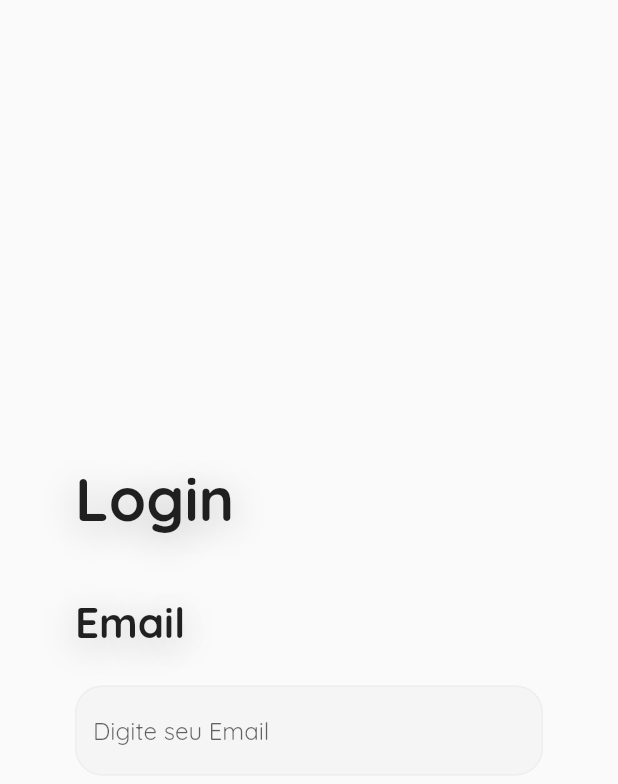
After one commit to ViniciusBatista32/nous, a Flutter app: the screen it shows after launch, swiped to page 4, on a phone screen of 412 x 824 dp. The commit adds this screen. Shown: the top 784 px of the screen. Run offline on Flutter 3.47's test engine with Material 2 defaults, Android fonts, the phone set to English and light mode, and no system bars; our stand-ins replace get.

Commit message:
- Criação da widget de loading - Criação do arquivo da pagina de reset password - Manutenção na trativa de dados

```diff
--- a/lib/config.dart
+++ b/lib/config.dart
@@ -3,5 +3,5 @@ class Config {
   final String apiKey = "ZDMyMTliMDA1NTk3Mjg4Njk3YTE4NzkyMzQ2ZWU4OWQ=";
 
   // URL base for database request
-  final String baseUrl = "http://192.168.50.16/nous_api/";
+  final String baseUrl = "http://10.0.0.194/nous_api/";
 }
--- a/lib/ui/home_page.dart
+++ b/lib/ui/home_page.dart
@@ -1,7 +1,8 @@
 import 'package:flutter/material.dart';
+import 'package:nous/ui/signup_page.dart';
+import 'package:nous/ui/welcome_page.dart';
 import 'package:nous/ui/login_page.dart';
-import 'package:nous/ui/welcome_page.dart';
-import 'package:nous/ui/signup_page.dart';
+import 'package:nous/ui/reset_password_page.dart';
 
 class HomePage extends StatelessWidget
 {
@@ -19,6 +20,7 @@ class HomePage extends StatelessWidget
         SignUpPage(_pageController),
         WelcomePage(_pageController),
         LoginPage(_pageController),
+        ResetPasswordPage(_pageController)
       ],
     );
   }
--- a/lib/ui/login_page.dart
+++ b/lib/ui/login_page.dart
@@ -1,7 +1,4 @@
-import 'dart:convert';
 import 'package:flutter/material.dart';
-import 'package:crypto/crypto.dart';
-
 import 'package:nous/components/widgets.dart';
 import 'package:nous/functions/users_functions.dart';
 
@@ -204,6 +201,7 @@ class _LoginPageState extends State<LoginPage> {
 
   void login() async
   {
-    UsersFunctions().loginFunction(loginFormKey, emailController.text, passwordController.text);
+    if(loginFormKey.currentState!.validate())
+      UsersFunctions().loginFunction(loginFormKey, emailController.text, passwordController.text);
   }
 }
--- /dev/null
+++ b/lib/ui/reset_password_page.dart
@@ -0,0 +1,100 @@
+import 'package:flutter/material.dart';
+import 'package:nous/components/widgets.dart';
+import 'package:nous/functions/users_functions.dart';
+
+class ResetPasswordPage extends StatefulWidget {
+  PageController _pageController = PageController();
+
+  ResetPasswordPage(this._pageController);
+
+  @override
+  _ResetPasswordPage createState() => _ResetPasswordPage();
+}
+
+class _ResetPasswordPage extends State<ResetPasswordPage> {
+  GlobalKey<FormState> loginFormKey = GlobalKey<FormState>();
+
+  TextEditingController emailController = TextEditingController();
+
+  @override
+  Widget build(BuildContext context) {
+    return Scaffold(
+      body: Container(
+        padding: const EdgeInsets.only(left: 50, right: 50),
+        decoration: const BoxDecoration(
+          color: Colors.transparent
+        ),
+
+        child: Form(
+          key: loginFormKey,
+          child: Column(
+            mainAxisAlignment: MainAxisAlignment.center,
+            crossAxisAlignment: CrossAxisAlignment.stretch,
+            children: [
+
+              Text(
+                "Login",
+
+                style: TextStyle(
+                  fontWeight: FontWeight.w700,
+                  fontSize: 40,
+                  shadows: [
+                    Shadow(
+                      offset: const Offset(0, 5),
+                      blurRadius: 30.0,
+                      color: Colors.grey.shade400,
+                    ),
+                  ],
+                ),
+              ),
+
+              Padding(
+                padding: EdgeInsets.only(top: 40),
+
+                child: Text(
+                  "Email",
+
+                  style: TextStyle(
+                    fontWeight: FontWeight.w700,
+                    fontSize: 28,
+                    shadows: [
+                      Shadow(
+                        offset: const Offset(0, 5),
+                        blurRadius: 30.0,
+                        color: Colors.grey.shade400,
+                      ),
+                    ],
+                  ),
+                ),
+              ),
+
+              WidgetComponents().CustomFormField(
+                controller: emailController,
+
+                validator: (value){
+                  if(value!.isEmpty)
+                  {
+                    return "Insira um Email!";
+                  }
+                  else if(!value.contains("@") || !value.contains("."))
+                  {
+                    return "Insira um Email válido!";
+                  }
+                },
+
+                hintText: "Digite seu Email",
+                padding: EdgeInsets.only(top: 25),
+                keyboardType: TextInputType.emailAddress,
+              )
+            ],
+          ),
+        )
+      )
+    );
+  }
+
+  void resetPassword() async
+  {
+    UsersFunctions().resetPasswordFunction(loginFormKey, emailController.text);
+  }
+}
```
Also changed, not shown: lib/components/widgets.dart (+11 -0 lines), lib/functions/users_functions.dart (+19 -9 lines), lib/ui/signup_page.dart (+16 -5 lines).
